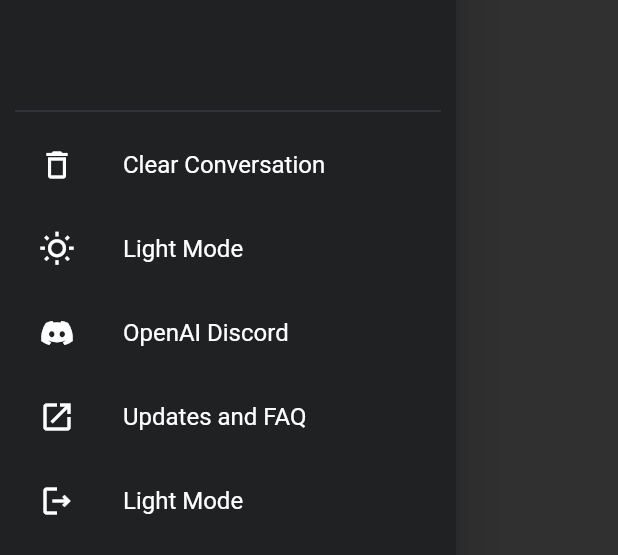
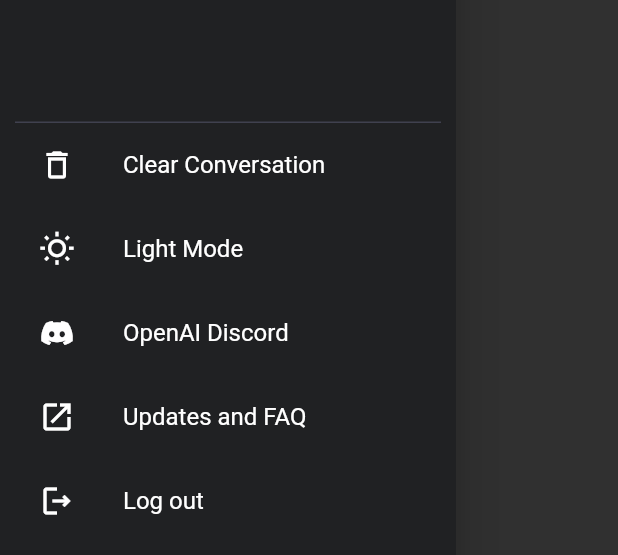
Before and after one commit to beSaif/FlutGPT, a Flutter app: what appDrawer() shows on an empty page, opened directly, on a phone screen of 412 x 824 dp. Shown: the part 678-1233 px from the top of the screen. Run offline on Flutter 3.47's test engine with Material 2 defaults, Android fonts, the light colour scheme and no system bars; our stand-ins replace flutter_chat_types, flutter_chat_ui, google_fonts.

Commit message:
Fixed Divider

```diff
--- a/lib/views/home_view/components/app_drawer.dart
+++ b/lib/views/home_view/components/app_drawer.dart
@@ -1,4 +1,5 @@
 import 'package:flutgpt/config/pallete.dart';
+import 'package:flutter/foundation.dart';
 import 'package:flutter/material.dart';
 
 Drawer appDrawer() {
@@ -34,7 +35,8 @@
           ),
           Column(
             children: [
-              Divider(
+              Container(
+                height: 1,
                 color: activeColor,
               ),
               const ListTile(
@@ -65,7 +67,7 @@
                 leading: Icon(
                   Icons.logout_outlined,
                 ),
-                title: Text('Light Mode'),
+                title: Text('Log out'),
               ),
             ],
           )
```
